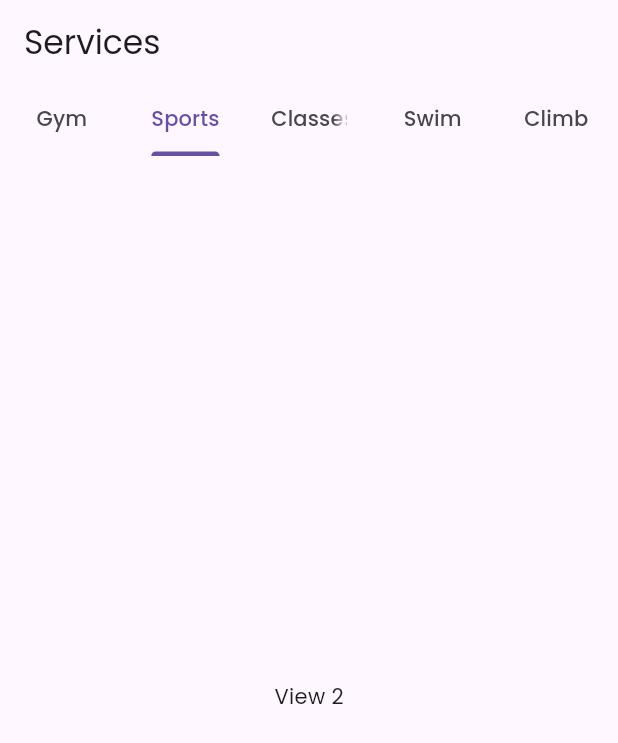
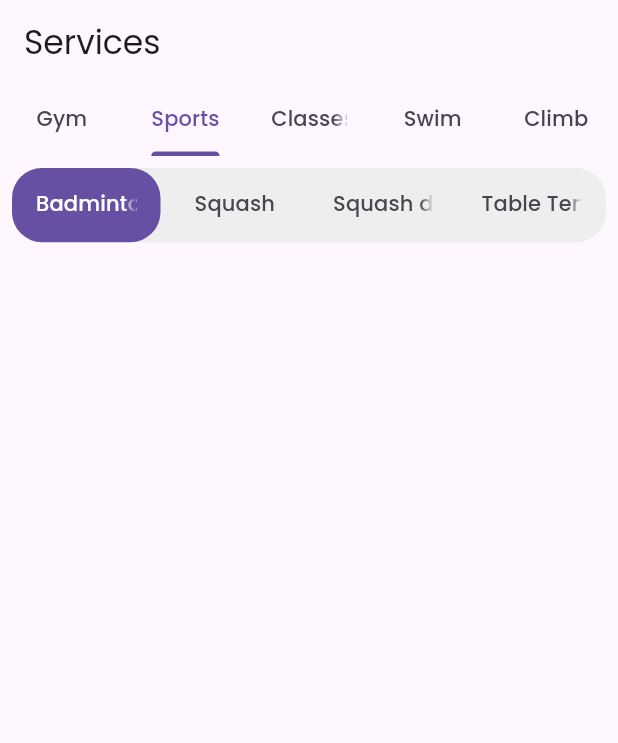
Before and after one commit to AltTheo/UOP_sports_app_v3.0, a Flutter app: the Services screen opened directly, tab 2 chosen, on a phone screen of 412 x 824 dp. Shown: the top 743 px of the screen. Run offline on Flutter 3.47's test engine with Material 3 defaults, Android fonts, the light colour scheme and no system bars; our stand-ins replace flutter_secure_storage, flutter_svg, shared_preferences; accounts and stored records are empty; project files that could hold a hidden picture were left out.

Commit message:
Feature Update 02

```diff
--- a/lib/screens/bookings/booking.dart
+++ b/lib/screens/bookings/booking.dart
@@ -100,7 +100,6 @@ class BookingsState extends State<Bookings> {
     var screenSize = MediaQuery.of(context).size;
     var screenHeight = screenSize.height;
     var screenWidth = screenSize.width;
-    final categorizedBookings = categorizeBookings();
     return DefaultTabController(
       length: 2,
       child: Scaffold(
--- a/lib/screens/bookings/booking_list.dart
+++ b/lib/screens/bookings/booking_list.dart
@@ -7,7 +7,7 @@ import 'package:uop_sports_v3/utils/provider/refresh_screen.dart';
 class BookingsList extends StatelessWidget {
   final List<Map<String, String>> bookings;
 
-  const BookingsList({Key? key, required this.bookings}) : super(key: key);
+  const BookingsList({super.key, required this.bookings});
 
   List<Widget> buildGroupedBookings(BuildContext context) {
     Map<String, List<Map<String, String>>> groupedBookings = {};
--- a/lib/screens/services/services.dart
+++ b/lib/screens/services/services.dart
@@ -1,5 +1,6 @@
 import 'package:flutter/material.dart';
 import 'package:uop_sports_v3/screens/services/gym.dart';
+import 'package:uop_sports_v3/screens/services/sports.dart';
 
 class Services extends StatefulWidget {
   const Services({super.key});
@@ -36,9 +37,7 @@ class _ServicesState extends State<Services> {
         ),
         body: const TabBarView(children: [
           Gym(),
-          Center(
-            child: Text('View 2'),
-          ),
+          Sports(),
           Center(
             child: Text('View 3'),
           ),
--- /dev/null
+++ b/lib/screens/services/sports.dart
@@ -0,0 +1,58 @@
+import 'package:flutter/material.dart';
+
+class Sports extends StatefulWidget {
+  const Sports({super.key});
+
+  @override
+  State<Sports> createState() => _SportsState();
+}
+
+class _SportsState extends State<Sports> {
+  @override
+  Widget build(BuildContext context) {
+    var screenSize = MediaQuery.of(context).size;
+    var screenHeight = screenSize.height;
+    var screenWidth = screenSize.width;
+    return DefaultTabController(
+      length: 4,
+      child: Scaffold(
+        body: PreferredSize(
+            preferredSize: const Size.fromHeight(48.0),
+            child: Padding(
+              padding: const EdgeInsets.all(8),
+              child: Container(
+                height: screenHeight * 0.06,
+                width: screenWidth,
+                decoration: BoxDecoration(
+                  color: Colors.grey[200],
+                  borderRadius: BorderRadius.circular(20),
+                ),
+                child: TabBar(
+                  indicatorSize: TabBarIndicatorSize.tab,
+                  dividerColor: Colors.transparent,
+                  labelColor: Theme.of(context).colorScheme.onPrimary,
+                  indicatorPadding: EdgeInsets.zero,
+                  indicator: BoxDecoration(
+                      color: Theme.of(context).colorScheme.primary,
+                      borderRadius: BorderRadius.circular(20)),
+                  tabs: const [
+                    Tab(
+                      text: 'Badminton',
+                    ),
+                    Tab(
+                      text: 'Squash',
+                    ),
+                    Tab(
+                      text: 'Squash double',
+                    ),
+                    Tab(
+                      text: 'Table Tennis',
+                    )
+                  ],
+                ),
+              ),
+            )),
+      ),
+    );
+  }
+}
--- a/lib/utils/provider/time_slot_provider.dart
+++ b/lib/utils/provider/time_slot_provider.dart
@@ -1,25 +1,32 @@
 import 'package:flutter/material.dart';
 
 class TimeSlotProvider extends ChangeNotifier {
-  int? _selectedIndex;
-  DateTime _selectedDateTime = DateTime.now();
-  bool _isTimeSelected = false;
-  String? _spacesLeft;
-  Color? _slotColorState;
+  int? selectedIndex;
+  DateTime selectedDateTime = DateTime.now();
+  String? spacesLeft;
+  bool isTimeSelected = false;
+  Color? slotColorState;
 
-  int? get selectedIndex => _selectedIndex;
-  DateTime get selectedDateTime => _selectedDateTime;
-  bool get isTimeSelected => _isTimeSelected;
-  String? get spacesLeft => _spacesLeft;
-  Color? get slotColorState => _slotColorState;
+  int? tempSelectedIndex;
+  DateTime? tempSelectedDateTime;
+  String? tempSpacesLeft;
+  Color? tempSlotColorState;
 
   void selectTimeSlot(
-      int index, DateTime dateTime, String capacity, Color color) {
-    _selectedIndex = index;
-    _selectedDateTime = dateTime;
-    _isTimeSelected = true;
-    _spacesLeft = capacity;
-    _slotColorState = color;
+      int index, DateTime dateTime, String capacity, Color slotColor) {
+    tempSelectedIndex = index;
+    tempSelectedDateTime = dateTime;
+    tempSpacesLeft = capacity;
+    tempSlotColorState = slotColor;
+    notifyListeners();
+  }
+
+  void confirmSelection() {
+    selectedIndex = tempSelectedIndex;
+    selectedDateTime = tempSelectedDateTime!;
+    spacesLeft = tempSpacesLeft;
+    isTimeSelected = true;
+    slotColorState = tempSlotColorState;
     notifyListeners();
   }
 }
```
Also changed, not shown: lib/screens/services/gym.dart (+11 -15 lines).
